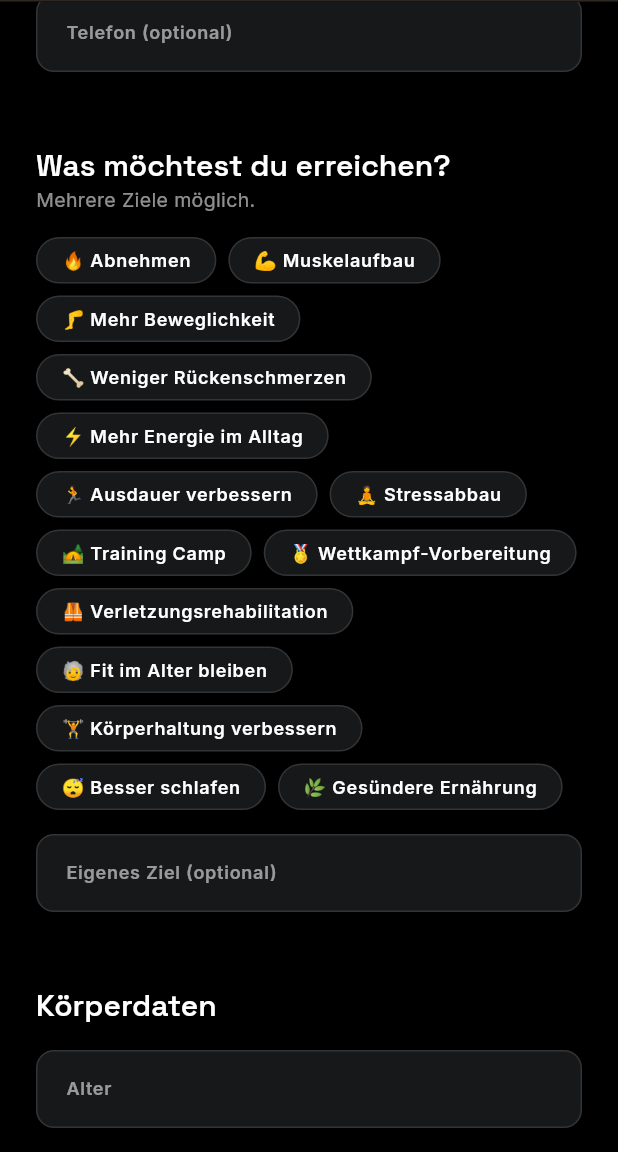
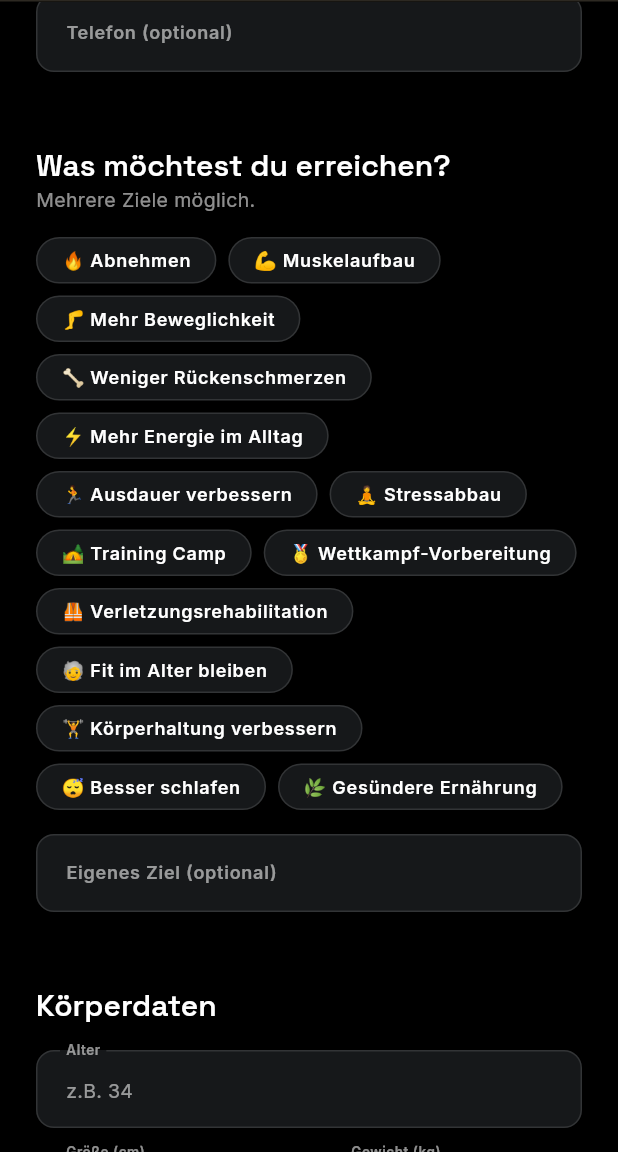
Before and after one commit to dingolife28/TRHI, a Flutter app: the BookingScreen screen opened by its route, scrolled down 1152 dp, on a phone screen of 412 x 824 dp, the part 84-1236 px from its top. Run offline on Flutter 3.47's test engine with Material 3 defaults, Android fonts, the phone set to English and light mode, and no system bars; our stand-ins replace cloud_firestore, firebase_core, flutter_svg, go_router, google_fonts, qr_flutter and 1 more; missing offline and left inert: dart:html, dart:ui_web; accounts and stored records are empty.

Commit message:
fix: booking körperdaten hints always visible
- floatingLabelBehavior.always when hint present
- Konkrete Beispiele: z.B. 34 / 178 / 75

Co-Authored-By: Claude Sonnet 4.5 <noreply@anthropic.com>

```diff
--- a/lib/widgets/booking_form.dart
+++ b/lib/widgets/booking_form.dart
@@ -120,6 +120,9 @@ class _BookingFormState extends State<BookingForm> {
     InputDecoration dec(String label, {String? hint}) => InputDecoration(
       labelText: label,
       hintText: hint,
+      floatingLabelBehavior: hint != null
+          ? FloatingLabelBehavior.always
+          : FloatingLabelBehavior.auto,
       labelStyle: AppTextStyles.label.copyWith(color: mutedColor),
       hintStyle: AppTextStyles.caption.copyWith(color: mutedColor),
       filled: true,
@@ -240,7 +243,7 @@ class _BookingFormState extends State<BookingForm> {
             if (isMobile) ...[
               TextFormField(
                 controller: _age,
-                decoration: dec('Alter', hint: '16–99'),
+                decoration: dec('Alter', hint: 'z.B. 34'),
                 keyboardType: TextInputType.number,
                 style: AppTextStyles.bodyMD.copyWith(color: textColor),
               ),
@@ -248,14 +251,14 @@ class _BookingFormState extends State<BookingForm> {
               Row(children: [
                 Expanded(child: TextFormField(
                   controller: _height,
-                  decoration: dec('Größe (cm)', hint: '140–220'),
+                  decoration: dec('Größe (cm)', hint: 'z.B. 178'),
                   keyboardType: TextInputType.number,
                   style: AppTextStyles.bodyMD.copyWith(color: textColor),
                 )),
                 const SizedBox(width: AppSpacing.lg),
                 Expanded(child: TextFormField(
                   controller: _weight,
-                  decoration: dec('Gewicht (kg)', hint: '40–200'),
+                  decoration: dec('Gewicht (kg)', hint: 'z.B. 75'),
                   keyboardType: TextInputType.number,
                   style: AppTextStyles.bodyMD.copyWith(color: textColor),
                 )),
@@ -264,21 +267,21 @@ class _BookingFormState extends State<BookingForm> {
               Row(children: [
                 Expanded(child: TextFormField(
                   controller: _age,
-                  decoration: dec('Alter', hint: '16–99'),
+                  decoration: dec('Alter', hint: 'z.B. 34'),
                   keyboardType: TextInputType.number,
                   style: AppTextStyles.bodyMD.copyWith(color: textColor),
                 )),
                 const SizedBox(width: AppSpacing.lg),
                 Expanded(child: TextFormField(
                   controller: _height,
-                  decoration: dec('Größe (cm)', hint: '140–220'),
+                  decoration: dec('Größe (cm)', hint: 'z.B. 178'),
                   keyboardType: TextInputType.number,
                   style: AppTextStyles.bodyMD.copyWith(color: textColor),
                 )),
                 const SizedBox(width: AppSpacing.lg),
                 Expanded(child: TextFormField(
                   controller: _weight,
-                  decoration: dec('Gewicht (kg)', hint: '40–200'),
+                  decoration: dec('Gewicht (kg)', hint: 'z.B. 75'),
                   keyboardType: TextInputType.number,
                   style: AppTextStyles.bodyMD.copyWith(color: textColor),
                 )),
```
